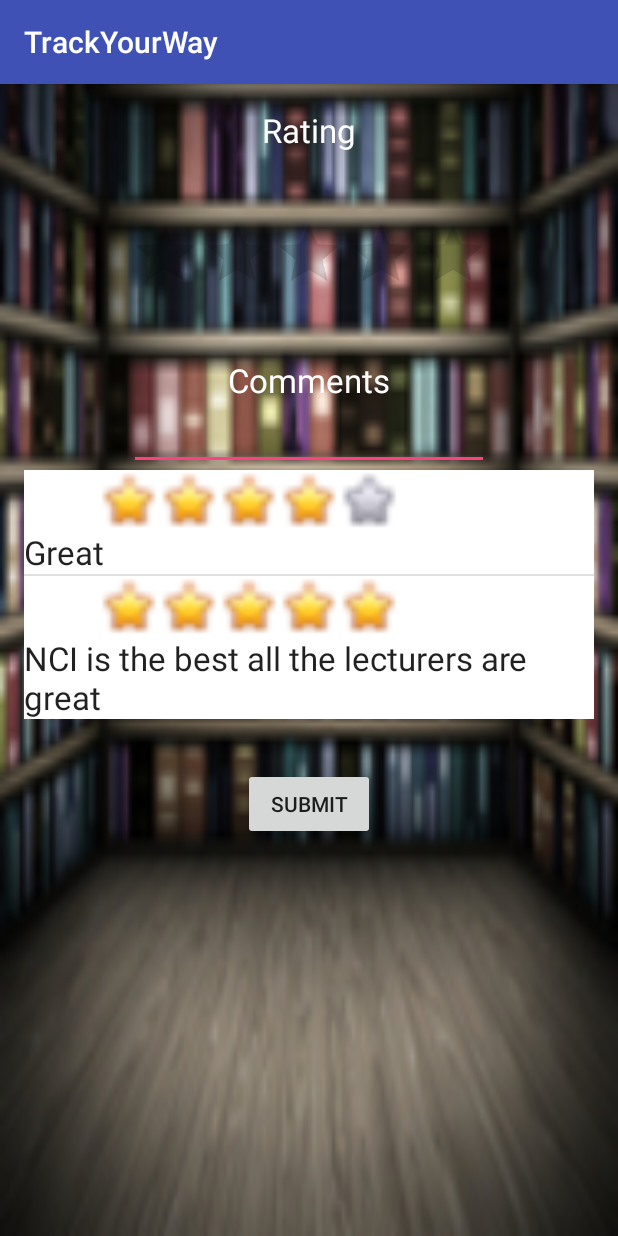
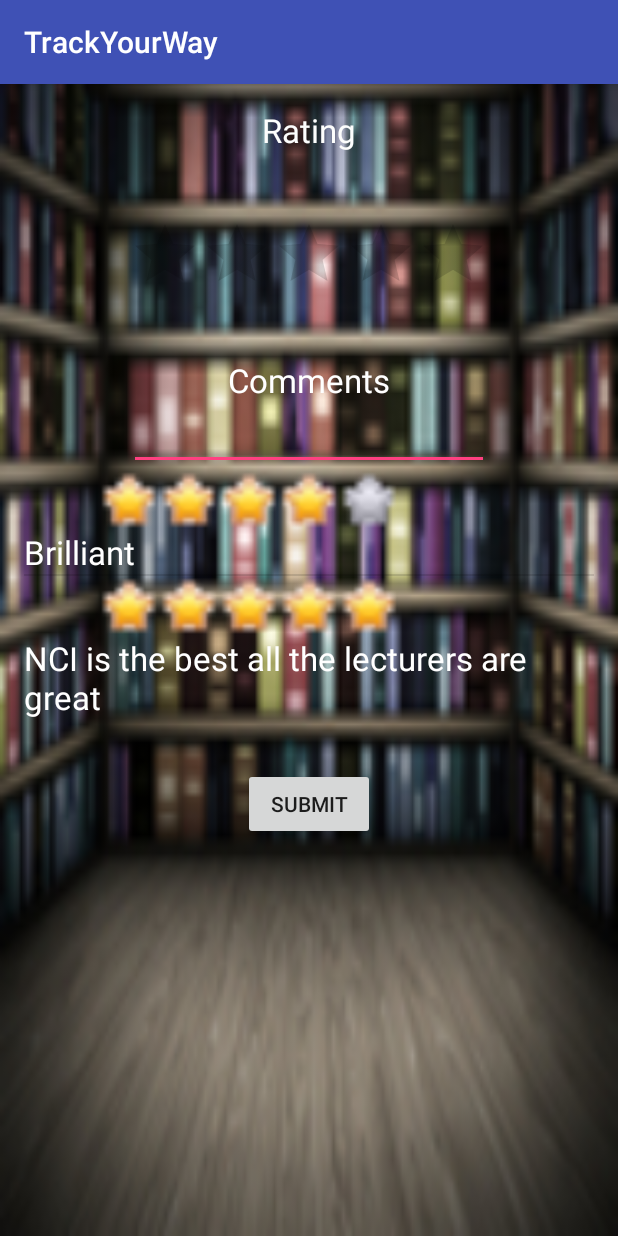
Before and after one commit to halamidi/TrackYourWay, an Android app: the Comments_Rating_Activity screen opened directly, with no data from a screen before it, on a phone screen of 412 x 824 dp. Run offline under Robolectric (Android 15) with nearby library versions, the phone set to English and light mode, and no system bars.

Commit message:
Newest update

```diff
--- a/app/src/main/java/randomcompany/trackyourway/Comments_Rating_Activity.java
+++ b/app/src/main/java/randomcompany/trackyourway/Comments_Rating_Activity.java
@@ -27,7 +27,7 @@ public class Comments_Rating_Activity extends AppCompatActivity {
     }
 
     private void populateRatingsList() {
-        myRatings.add(new Ratings("Great", R.drawable.stars4));
+        myRatings.add(new Ratings("Brilliant", R.drawable.stars4));
         myRatings.add(new Ratings("NCI is the best all the lecturers are great", R.drawable.stars5));
     }
 
--- a/app/src/main/res/layout/activity_comments__rating_.xml
+++ b/app/src/main/res/layout/activity_comments__rating_.xml
@@ -66,7 +66,6 @@
         android:id="@+id/ratingListView"
         android:layout_below="@+id/editText"
         android:layout_centerHorizontal="true"
-        android:layout_marginBottom="40dp"
-        android:background="#ffffff" />
+        android:layout_marginBottom="40dp" />
 
 </RelativeLayout>
--- a/app/src/main/res/layout/activity_results_.xml
+++ b/app/src/main/res/layout/activity_results_.xml
@@ -8,7 +8,7 @@
     android:paddingRight="@dimen/activity_horizontal_margin"
     android:paddingTop="@dimen/activity_vertical_margin"
     tools:context="randomcompany.trackyourway.Results_Activity"
-    android:background="#006699">
+    android:background="@drawable/background">
 
     <TextView
         android:layout_width="wrap_content"
@@ -24,5 +24,6 @@
         android:layout_height="wrap_content"
         android:id="@+id/listView"
         android:layout_below="@+id/textView15"
-        android:layout_centerHorizontal="true" />
+        android:layout_centerHorizontal="true"
+        android:background="#ffffff" />
 </RelativeLayout>
--- a/app/src/main/res/layout/item_view.xml
+++ b/app/src/main/res/layout/item_view.xml
@@ -21,5 +21,6 @@
         android:text="Comment Displays Here..."
         android:id="@+id/item_comment_txt"
         android:layout_below="@+id/item_rating_icon"
-        android:layout_alignParentStart="true" />
+        android:layout_alignParentStart="true"
+        android:textColor="#ffffff" />
 </RelativeLayout>
```
Also changed, not shown: app/src/main/java/randomcompany/trackyourway/College_Info_Activity.java (+12 -0 lines), app/src/main/res/layout/activity_college__info_.xml (+5 -4 lines).
